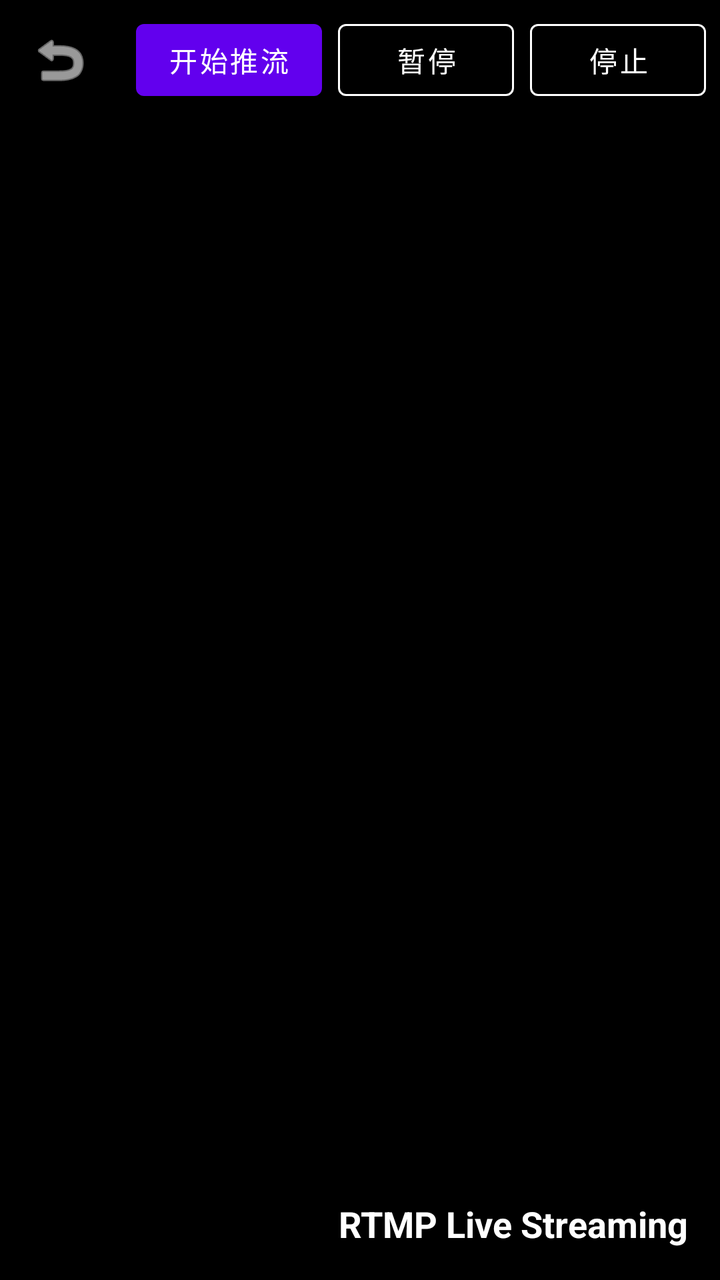
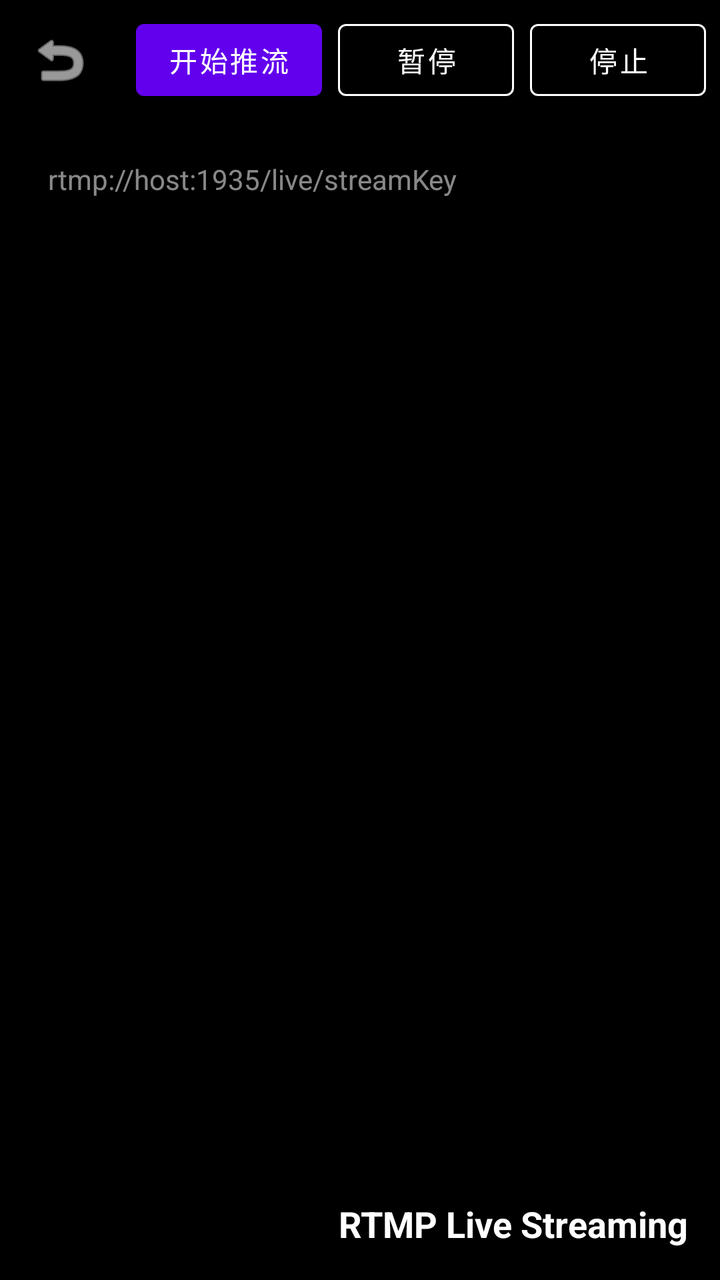

Before-and-after screenshots of an Android layout around one commit, followed by the original layout XML and the change that was made.
<!-- AndroidManifest.xml: application theme Theme.MyyFFmpeg -->
<!-- res/layout/fragment_rtmp_layout.xml -->
<?xml version="1.0" encoding="utf-8"?>
<androidx.constraintlayout.widget.ConstraintLayout xmlns:android="http://schemas.android.com/apk/res/android"
    xmlns:app="http://schemas.android.com/apk/res-auto"
    xmlns:tools="http://schemas.android.com/tools"
    android:layout_width="match_parent"
    android:layout_height="match_parent"
    android:background="#000000">

    <TextureView
        android:id="@+id/textureView"
        android:layout_width="match_parent"
        android:layout_height="match_parent"
        app:layout_constraintBottom_toBottomOf="parent"
        app:layout_constraintEnd_toEndOf="parent"
        app:layout_constraintStart_toStartOf="parent"
        app:layout_constraintTop_toTopOf="parent" />

    <View
        android:layout_width="match_parent"
        android:layout_height="80dp"
        android:background="#80000000"
        app:layout_constraintTop_toTopOf="parent" />

    <RelativeLayout
        android:id="@+id/btn_rtmp_back"
        android:layout_width="60dp"
        android:layout_height="60dp"
        android:clickable="true"
        android:focusable="true"
        android:background="?attr/selectableItemBackgroundBorderless"
        app:layout_constraintStart_toStartOf="parent"
        app:layout_constraintTop_toTopOf="parent">

        <ImageView
            android:layout_width="wrap_content"
            android:layout_height="wrap_content"
            android:layout_centerInParent="true"
            android:padding="8dp"
            android:src="@android:drawable/ic_menu_revert"
            android:contentDescription="返回"
            app:tint="#FFFFFF" />
    </RelativeLayout>

    <LinearLayout
        android:layout_width="wrap_content"
        android:layout_height="60dp"
        android:gravity="center_vertical"
        android:orientation="horizontal"
        android:paddingEnd="16dp"
        app:layout_constraintStart_toEndOf="@id/btn_rtmp_back"
        app:layout_constraintTop_toTopOf="parent"
        tools:ignore="RtlSymmetry">

        <Button
            android:id="@+id/btn_ff_push"
            style="@style/Widget.MaterialComponents.Button"
            android:layout_width="wrap_content"
            android:layout_height="wrap_content"
            android:layout_marginStart="8dp"
            android:text="开始推流"
            tools:ignore="HardcodedText" />

        <Button
            android:id="@+id/btn_ff_pause"
            style="@style/Widget.MaterialComponents.Button.OutlinedButton"
            android:layout_width="wrap_content"
            android:layout_height="wrap_content"
            android:layout_marginStart="8dp"
            android:text="暂停"
            android:textColor="#FFFFFF"
            app:strokeColor="#FFFFFF"
            tools:ignore="HardcodedText" />

        <Button
            android:id="@+id/btn_ff_stop"
            style="@style/Widget.MaterialComponents.Button.OutlinedButton"
            android:layout_width="wrap_content"
            android:layout_height="wrap_content"
            android:layout_marginStart="8dp"
            android:text="停止"
            android:textColor="#FFFFFF"
            app:strokeColor="#FFFFFF"
            tools:ignore="HardcodedText" />

    </LinearLayout>

    <TextView
        android:layout_width="wrap_content"
        android:layout_height="wrap_content"
        android:layout_margin="16dp"
        android:text="RTMP Live Streaming"
        android:textColor="#FFFFFF"
        android:textSize="18sp"
        android:textStyle="bold"
        app:layout_constraintBottom_toBottomOf="parent"
        app:layout_constraintEnd_toEndOf="parent"
        tools:ignore="HardcodedText" />

</androidx.constraintlayout.widget.ConstraintLayout>
<!-- resources referenced by this layout -->
<resources>
  <style name="Theme.MyyFFmpeg" parent="Theme.MaterialComponents.DayNight.DarkActionBar">
          
          <item name="colorPrimary">@color/purple_500</item>
          <item name="colorPrimaryVariant">@color/purple_700</item>
          <item name="colorOnPrimary">@color/white</item>
          
          <item name="colorSecondary">@color/teal_200</item>
          <item name="colorSecondaryVariant">@color/teal_700</item>
          <item name="colorOnSecondary">@color/black</item>
          
          <item name="android:statusBarColor">?attr/colorPrimaryVariant</item>
          
      </style>
  <color name="purple_500">#FF6200EE</color>
  <color name="purple_700">#FF3700B3</color>
  <color name="white">#FFFFFFFF</color>
  <color name="teal_200">#FF03DAC5</color>
  <color name="teal_700">#FF018786</color>
  <color name="black">#FF000000</color>
</resources>

<!-- the commit's change to res/layout/fragment_rtmp_layout.xml (unified diff, before → after) -->
@@ -84,6 +84,27 @@
 
     </LinearLayout>
 
+    <EditText
+        android:id="@+id/et_rtmp_url"
+        android:layout_width="0dp"
+        android:layout_height="wrap_content"
+        android:layout_marginStart="16dp"
+        android:layout_marginEnd="16dp"
+        android:layout_marginTop="72dp"
+        android:background="#66000000"
+        android:hint="rtmp://host:1935/live/streamKey"
+        android:imeOptions="actionDone"
+        android:inputType="textUri"
+        android:padding="8dp"
+        android:singleLine="true"
+        android:textColor="#FFFFFF"
+        android:textColorHint="#88FFFFFF"
+        android:textSize="14sp"
+        app:layout_constraintEnd_toEndOf="parent"
+        app:layout_constraintStart_toStartOf="parent"
+        app:layout_constraintTop_toTopOf="parent"
+        tools:ignore="HardcodedText" />
+
     <TextView
         android:layout_width="wrap_content"
         android:layout_height="wrap_content"
